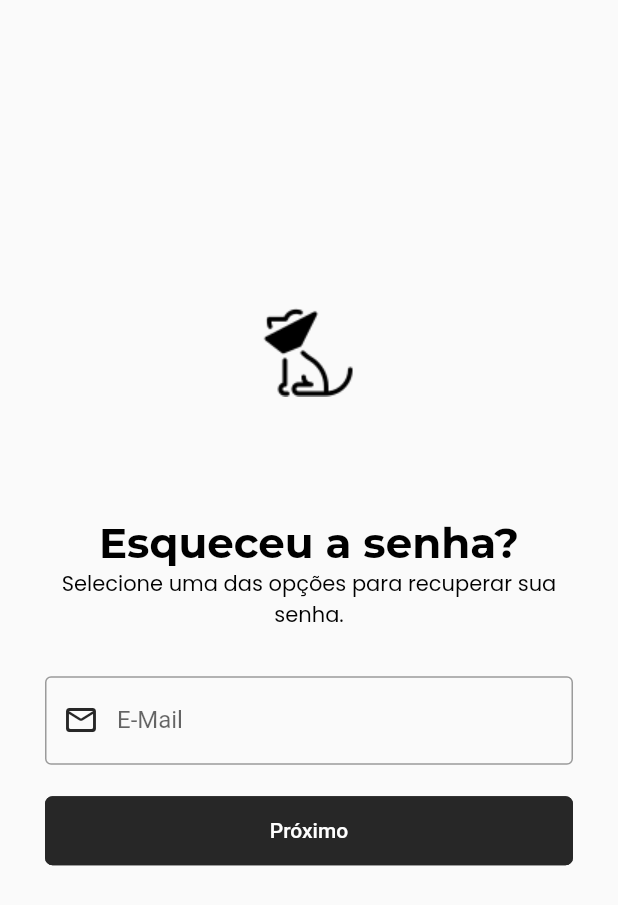
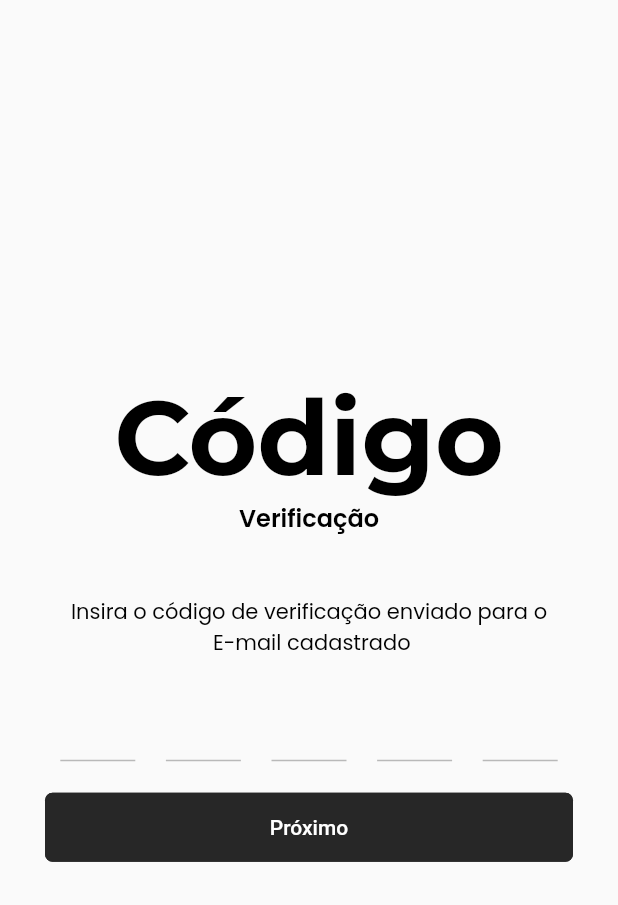
Before and after one commit to vinny0965/flutter-pet-shop-project, a Flutter app: the ForgetPasswordMailScreen screen opened directly, after a tap on "Próximo", on a phone screen of 412 x 824 dp. Shown: the top 905 px of the screen. Run offline on Flutter 3.47's test engine with Material 2 defaults, Android fonts, the phone set to English and light mode, and no system bars; drawn by our look-alikes of otp_text_field; our stand-ins replace get, google_fonts, liquid_swipe, smooth_page_indicator; project files that could hold a hidden picture were left out.

Commit message:
construção de tela otp

```diff
--- a/flutter_ui/lib/src/constants/text_strings.dart
+++ b/flutter_ui/lib/src/constants/text_strings.dart
@@ -55,3 +55,8 @@ const String tResetViaCel = "Recupere usando o seu número";
 
 const String tForgetPhoneSubtitle = "Digite seu telefone para receber o código";
 const String tForgetMailSubtitle = "Digite seu email para receber o código";
+
+const String tOtpTitle = "Código";
+const String tOtpSubtitle = "Verificação";
+const String tOtpMessage =
+    "Insira o código de verificação enviado para o \n E-mail cadastrado";
--- a/flutter_ui/lib/src/features/authentication/screens/forget_password/forget_password_email/forget_password_mail.dart
+++ b/flutter_ui/lib/src/features/authentication/screens/forget_password/forget_password_email/forget_password_mail.dart
@@ -2,6 +2,8 @@ import 'package:flutter/src/widgets/framework.dart';
 import 'package:flutter/src/widgets/placeholder.dart';
 import 'package:flutter/material.dart';
 import 'package:flutter_ui/src/constants/sizes.dart';
+import 'package:flutter_ui/src/features/authentication/screens/forget_password/forget_password_otp/otp_screen.dart';
+import 'package:get/get.dart';
 
 import '../../../../../common_widgets/form/form_header_widget.dart';
 import '../../../../../constants/image_strings.dart';
@@ -49,7 +51,10 @@ class ForgetPasswordMailScreen extends StatelessWidget {
                   SizedBox(
                       width: double.infinity,
                       child: ElevatedButton(
-                          onPressed: () {}, child: Text("Próximo")))
+                          onPressed: () {
+                            Get.to(() => const OTPScreen());
+                          },
+                          child: Text("Próximo")))
                 ],
               ))
             ],
--- /dev/null
+++ b/flutter_ui/lib/src/features/authentication/screens/forget_password/forget_password_otp/otp_screen.dart
@@ -0,0 +1,59 @@
+import 'package:flutter/material.dart';
+import 'package:flutter_ui/src/constants/sizes.dart';
+import 'package:flutter_ui/src/constants/text_strings.dart';
+import 'package:google_fonts/google_fonts.dart';
+import 'package:otp_text_field/otp_text_field.dart';
+import 'package:otp_text_field/style.dart';
+
+class OTPScreen extends StatelessWidget {
+  const OTPScreen({super.key});
+
+  @override
+  Widget build(BuildContext context) {
+    return Scaffold(
+      body: Container(
+        padding: EdgeInsets.all(tDefaultSize),
+        child: Column(
+          mainAxisAlignment: MainAxisAlignment.center,
+          children: [
+            Text(
+              tOtpTitle,
+              style: GoogleFonts.montserrat(
+                  fontWeight: FontWeight.bold, fontSize: 70.0),
+            ),
+            Text(
+              tOtpSubtitle,
+              style: Theme.of(context).textTheme.headline4,
+            ),
+            const SizedBox(
+              height: 40,
+            ),
+            Text(
+              tOtpMessage,
+              textAlign: TextAlign.center,
+            ),
+            const SizedBox(height: 20.0),
+            OTPTextField(
+              length: 5,
+              width: MediaQuery.of(context).size.width,
+              fieldWidth: 50,
+              style: TextStyle(fontSize: 17),
+              textFieldAlignment: MainAxisAlignment.spaceAround,
+              fieldStyle: FieldStyle.underline,
+              onChanged: (pin) {},
+              onCompleted: (pin) {
+                print("completed" + pin);
+              },
+            ),
+            const SizedBox(
+              height: 20.0,
+            ),
+            SizedBox(
+                width: double.infinity,
+                child: ElevatedButton(onPressed: () {}, child: Text("Próximo")))
+          ],
+        ),
+      ),
+    );
+  }
+}
--- a/flutter_ui/pubspec.yaml
+++ b/flutter_ui/pubspec.yaml
@@ -41,6 +41,7 @@ dependencies:
   get: ^4.6.5
   liquid_swipe: ^3.0.0
   smooth_page_indicator: ^1.0.0+2
+  otp_text_field: ^1.1.3
 
 dev_dependencies:
   flutter_test:
@@ -52,6 +53,7 @@ dev_dependencies:
   # package. See that file for information about deactivating specific lint
   # rules and activating additional ones.
   flutter_lints: ^2.0.0
+
 
 # For information on the generic Dart part of this file, see the
 # following page: https://dart.dev/tools/pub/pubspec
```
Also changed, not shown: flutter_ui/pubspec.lock.
